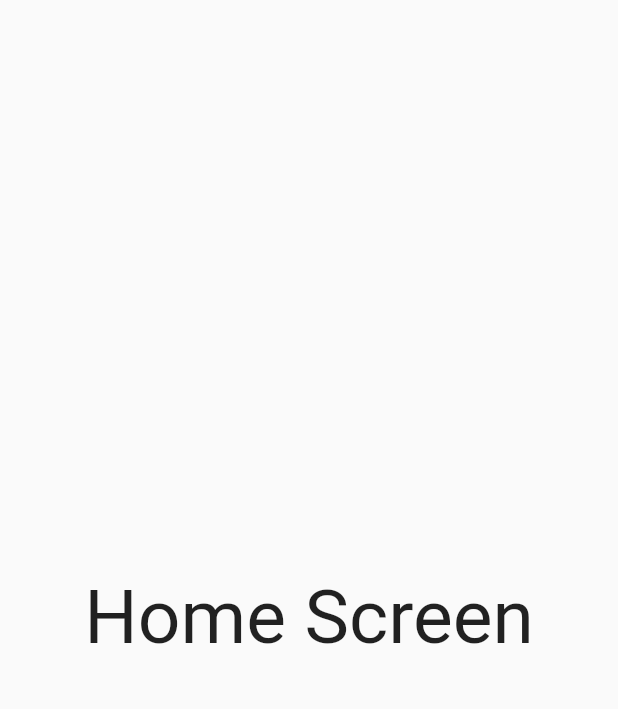
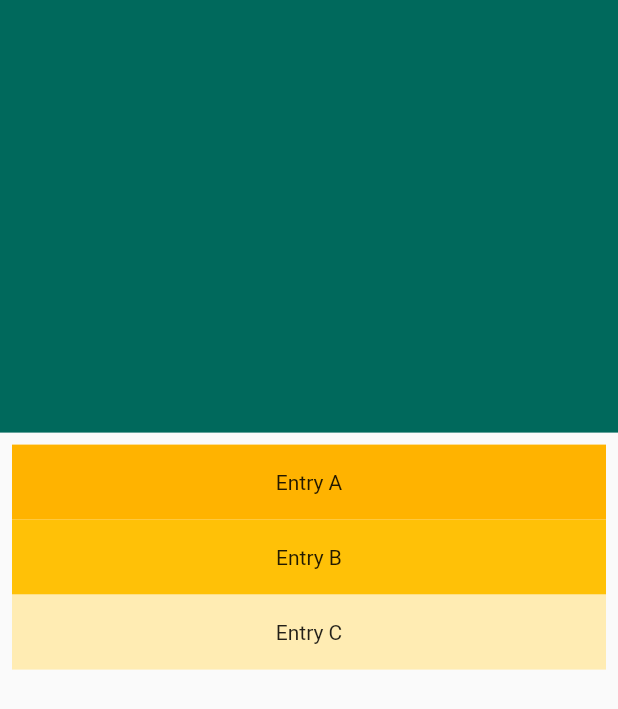
Before and after one commit to nurakmaljalil91/personal_fitness_app, a Flutter app: the HomeScreen screen opened directly, on a phone screen of 412 x 824 dp. Shown: the top 709 px of the screen. Run offline on Flutter 3.47's test engine with Material 2 defaults, Android fonts, the phone set to English and light mode, and no system bars; our stand-ins replace curved_navigation_bar.

Commit message:
add listview and header

```diff
--- a/lib/home.dart
+++ b/lib/home.dart
@@ -5,18 +5,43 @@ import './add_plan.dart';
 class HomeScreen extends StatelessWidget {
   @override
   Widget build(BuildContext context) {
+    var size = MediaQuery.of(context).size;
     return Scaffold(
-      body: Center(
-        child: Column(
-          mainAxisSize: MainAxisSize.min,
-          children: <Widget>[
-            Text(
-              'Home Screen',
-              style: TextStyle(fontSize: 50),
-            )
-          ],
+        body: Column(
+      mainAxisAlignment: MainAxisAlignment.start,
+      children: <Widget>[
+        Container(
+          height: size.height * .35,
+          decoration: BoxDecoration(
+            color: Colors.teal[800],
+          ),
         ),
-      ),
-    );
+        Container(
+          child: SizedBox(
+            height: 200.0,
+            child: ListView(
+              padding: const EdgeInsets.all(8),
+              children: <Widget>[
+                Container(
+                  height: 50,
+                  color: Colors.amber[600],
+                  child: const Center(child: Text('Entry A')),
+                ),
+                Container(
+                  height: 50,
+                  color: Colors.amber[500],
+                  child: const Center(child: Text('Entry B')),
+                ),
+                Container(
+                  height: 50,
+                  color: Colors.amber[100],
+                  child: const Center(child: Text('Entry C')),
+                ),
+              ],
+            ),
+          ),
+        ),
+      ],
+    ));
   }
 }
--- a/lib/nav.dart
+++ b/lib/nav.dart
@@ -18,9 +18,6 @@ class _NavState extends State<Nav> {
   @override
   Widget build(BuildContext context) {
     return Scaffold(
-      appBar: AppBar(
-        title: Text('Personal Fitness App'),
-      ),
       body: Center(
         child: _widgetOptions.elementAt(_currentIndex),
       ),
```
